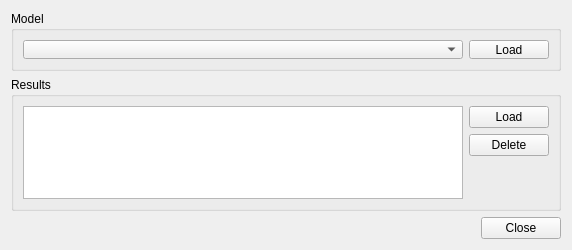
First picture: the form in ui/threedi_result_selection_dialog.ui, repository nens/threedi-results-analysis, before the edit.
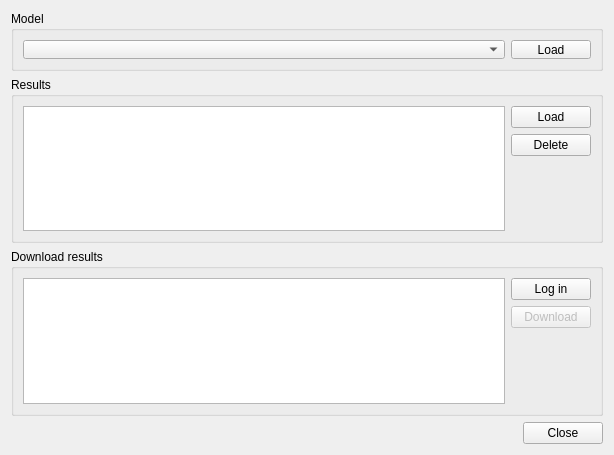
Second picture: the form after the edit. Custom widgets are drawn as their Qt base class.

Commit message: Add mockup for result download functionality

What changed in the file:
```diff
--- a/ui/threedi_result_selection_dialog.ui
+++ b/ui/threedi_result_selection_dialog.ui
@@ -6,8 +6,8 @@
    <rect>
     <x>0</x>
     <y>0</y>
-    <width>572</width>
-    <height>250</height>
+    <width>614</width>
+    <height>455</height>
    </rect>
   </property>
   <property name="windowTitle">
@@ -112,6 +112,68 @@
      </layout>
     </widget>
    </item>
+   <item>
+    <widget class="QgsCollapsibleGroupBox" name="downloadResultBox">
+     <property name="enabled">
+      <bool>true</bool>
+     </property>
+     <property name="title">
+      <string>Download results</string>
+     </property>
+     <property name="collapsed">
+      <bool>false</bool>
+     </property>
+     <property name="saveCollapsedState">
+      <bool>true</bool>
+     </property>
+     <property name="saveCheckedState">
+      <bool>false</bool>
+     </property>
+     <layout class="QHBoxLayout" name="horizontalLayout_3">
+      <item>
+       <widget class="QTableView" name="downloadResultTableView">
+        <property name="enabled">
+         <bool>true</bool>
+        </property>
+       </widget>
+      </item>
+      <item>
+       <layout class="QVBoxLayout" name="verticalLayout_4">
+        <item>
+         <widget class="QPushButton" name="loginButton">
+          <property name="text">
+           <string>Log in</string>
+          </property>
+         </widget>
+        </item>
+        <item>
+         <widget class="QPushButton" name="downloadResultButton">
+          <property name="enabled">
+           <bool>false</bool>
+          </property>
+          <property name="text">
+           <string>Download</string>
+          </property>
+         </widget>
+        </item>
+        <item>
+         <spacer name="verticalSpacer_3">
+          <property name="orientation">
+           <enum>Qt::Vertical</enum>
+          </property>
+          <property name="sizeHint" stdset="0">
+           <size>
+            <width>20</width>
+            <height>40</height>
+           </size>
+          </property>
+         </spacer>
+        </item>
+       </layout>
+      </item>
+     </layout>
+    </widget>
+   </item>
    <item>
     <layout class="QHBoxLayout" name="buttonLayout">
      <property name="rightMargin">
@@ -144,6 +206,14 @@
    </item>
   </layout>
  </widget>
+ <customwidgets>
+  <customwidget>
+   <class>QgsCollapsibleGroupBox</class>
+   <extends>QGroupBox</extends>
+   <header>qgscollapsiblegroupbox.h</header>
+   <container>1</container>
+  </customwidget>
+ </customwidgets>
  <resources/>
  <connections/>
 </ui>
```
